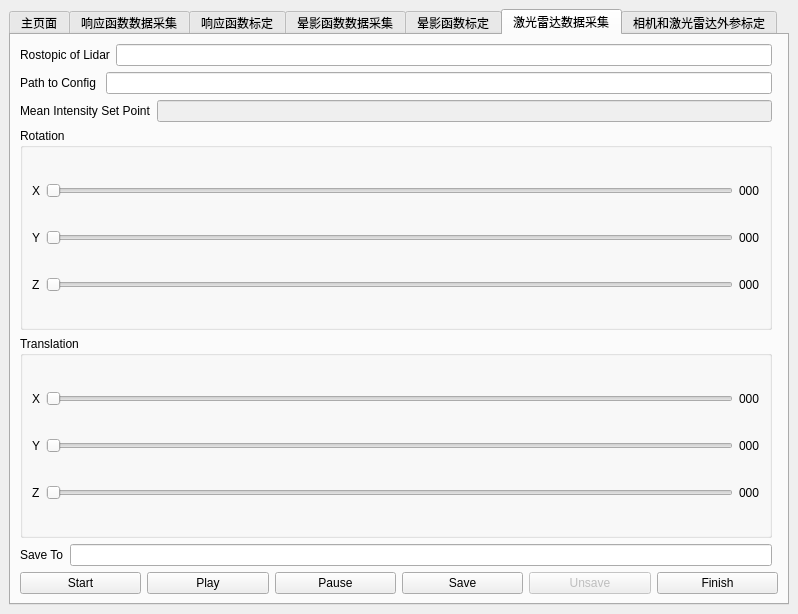
Above: src/mainwindow.ui from KangJialiang/Data-Platform before the change. Below: the same form after it.
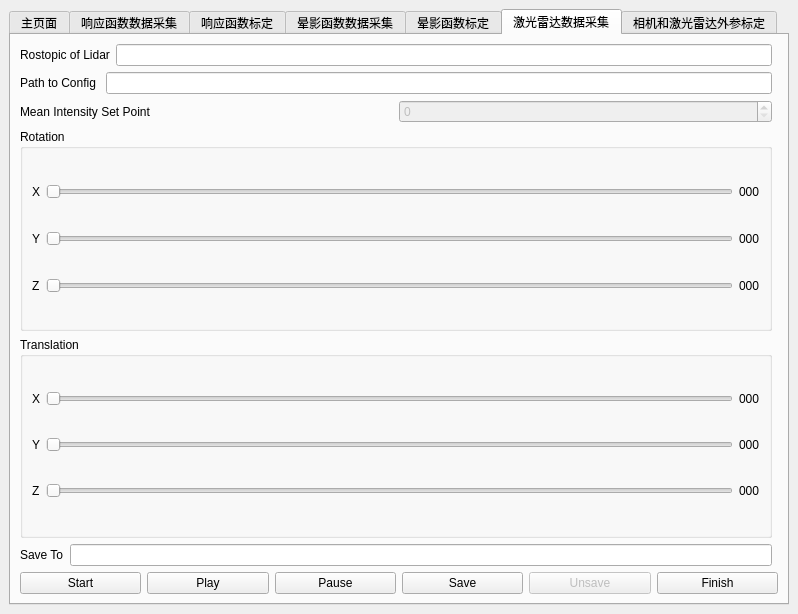
That is the form after the change.

Commit message: done: add ae control for realsense

```diff
--- a/src/mainwindow.ui
+++ b/src/mainwindow.ui
@@ -956,10 +956,13 @@
            </widget>
           </item>
           <item>
-           <widget class="QLineEdit" name="AEControlLineP5">
+           <widget class="QSpinBox" name="AEControlBoxP5">
             <property name="enabled">
              <bool>false</bool>
             </property>
+            <property name="maximum">
+             <number>10000</number>
+            </property>
            </widget>
           </item>
          </layout>
```
The commit also changes 2 other files.
